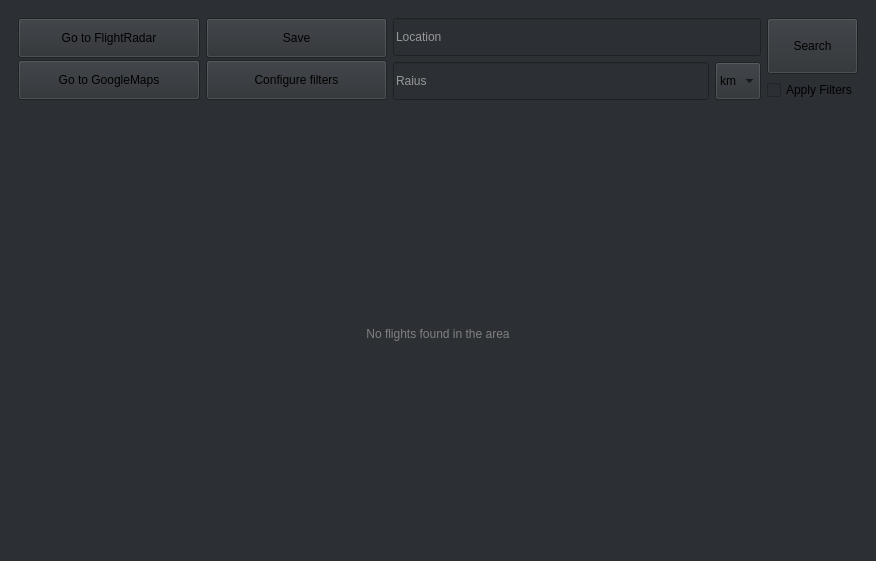
mikalaytsepl/FlightsAround, file ui/test.ui: the form before one commit.
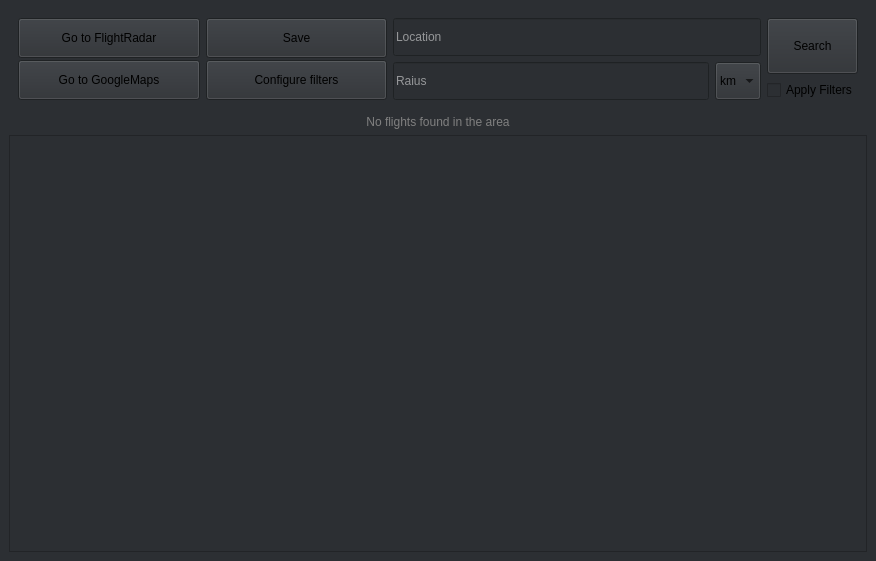
The form after the commit. Icons and pictures are not drawn.

Commit message: Added gif and hidden table. Table lacks layout and logic aswell as filters

```diff
--- a/ui/test.ui
+++ b/ui/test.ui
@@ -265,6 +265,13 @@
         </property>
        </widget>
       </item>
+      <item>
+       <widget class="QTableView" name="flightsTable">
+        <property name="styleSheet">
+         <string notr="true"/>
+        </property>
+       </widget>
+      </item>
      </layout>
     </item>
    </layout>
```
Left out of the diff: 2 changed lines with no effect on the pictures. The commit also changes 2 other files.
